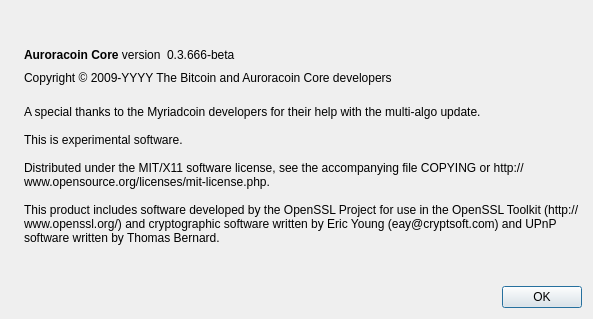
The window that src/qt/forms/aboutdialog.ui (smileycoin/smileyCoin) describes before a commit, drawn with Qt 5.
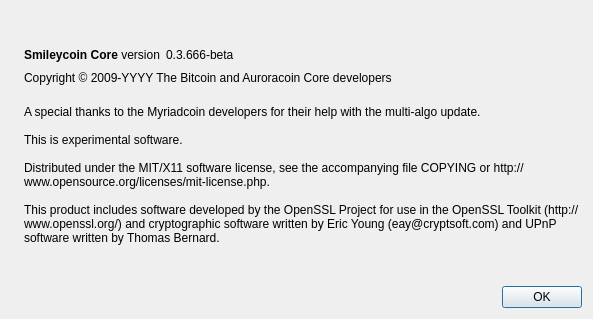
The same window after the commit. Icons and pictures are not drawn.

Patch:
```diff
--- a/src/qt/forms/aboutdialog.ui
+++ b/src/qt/forms/aboutdialog.ui
@@ -50,7 +50,7 @@
           <cursorShape>IBeamCursor</cursorShape>
          </property>
          <property name="text">
-          <string>&lt;b&gt;Auroracoin Core&lt;/b&gt; version</string>
+          <string>&lt;b&gt;Smileycoin Core&lt;/b&gt; version</string>
          </property>
          <property name="textInteractionFlags">
           <set>Qt::LinksAccessibleByMouse|Qt::TextSelectableByKeyboard|Qt::TextSelectableByMouse</set>
```
Left out of the diff: 2 changed lines with no effect on the pictures.
